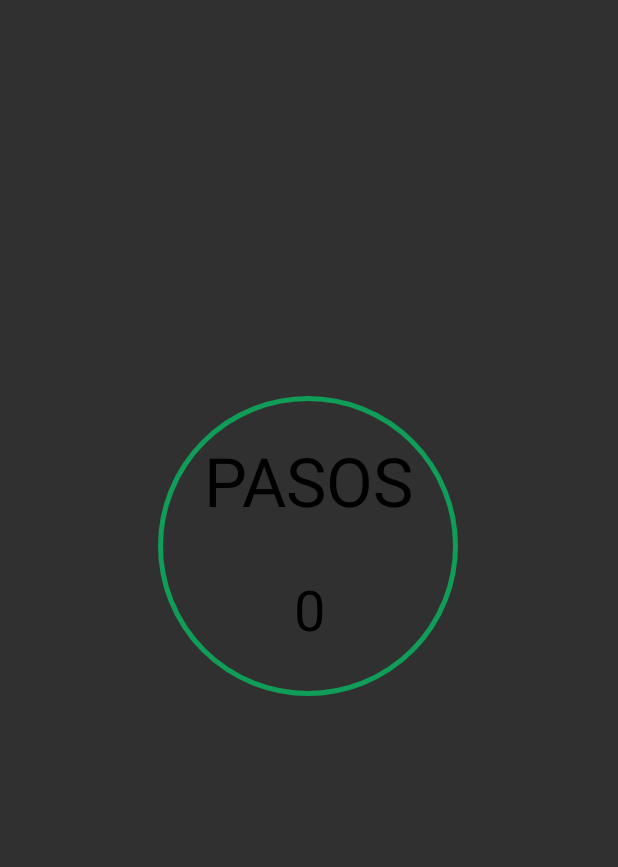
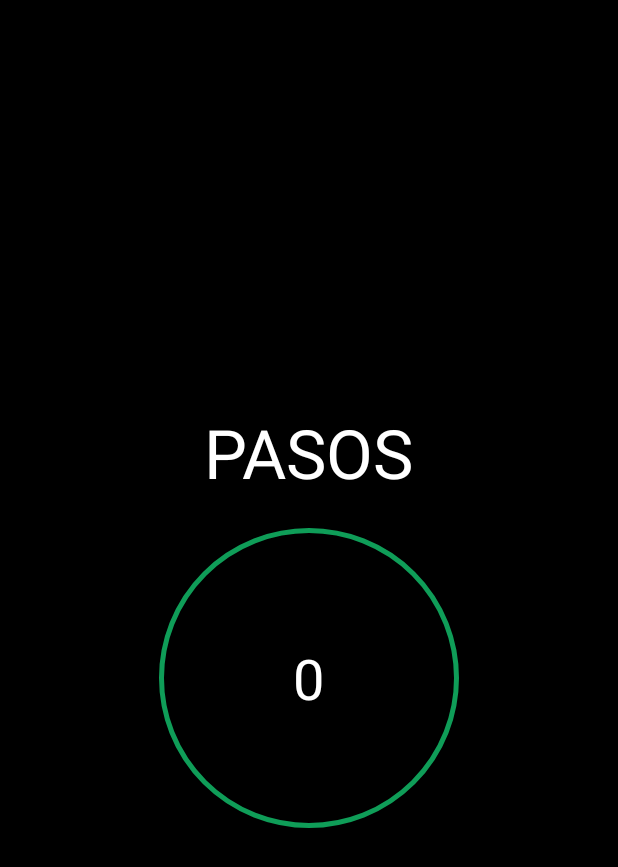
Before and after one commit to ikeer-gr/ProyectoMultiAppAndroid, an Android app: the layout activity_podometro.xml on its own in the app's theme, with its tools: preview values and no code run, on a phone screen of 412 x 824 dp. Shown: the top 867 px of the screen. Run offline under Robolectric (Android 15) with nearby library versions, the phone set to English and light mode, and no system bars.

Commit message:
Podometro funcionando

```diff
--- a/app/src/main/AndroidManifest.xml
+++ b/app/src/main/AndroidManifest.xml
@@ -10,7 +10,12 @@
 
     <uses-feature android:name="android.hardware.camera.flash" />
 
+    <uses-feature
+        android:name="android.hardware.sensor.accelerometer"
+        android:required="true" />
+
     <uses-permission android:name="android.permission.ACTIVITY_RECOGNITION" />
+
 
     <application
         android:allowBackup="true"
--- a/app/src/main/res/layout/activity_podometro.xml
+++ b/app/src/main/res/layout/activity_podometro.xml
@@ -1,50 +1,44 @@
-<?xml version="1.0" encoding="utf-8"?>
-<androidx.constraintlayout.widget.ConstraintLayout xmlns:android="http://schemas.android.com/apk/res/android"
-    xmlns:app="http://schemas.android.com/apk/res-auto"
+<LinearLayout xmlns:android="http://schemas.android.com/apk/res/android"
     xmlns:tools="http://schemas.android.com/tools"
     android:layout_width="match_parent"
     android:layout_height="match_parent"
-    tools:context=".MainActivity">
+    android:background="#000000"
+    android:gravity="center"
+    android:orientation="vertical"
+    tools:context=".Podometro">
 
-    <!--Text View for the "Steps" displayed-->
+    <!-- Título de la pantalla -->
+
+    <!-- Contenedor para la imagen decorativa y el contador (superposición) -->
     <TextView
         android:id="@+id/steps"
         android:layout_width="wrap_content"
         android:layout_height="wrap_content"
-        android:layout_marginStart="8dp"
-        android:layout_marginTop="290dp"
-        android:layout_marginEnd="8dp"
+        android:layout_marginBottom="20dp"
         android:text="PASOS"
-        android:textColor="@color/black"
-        android:textSize="45sp"
-        app:layout_constraintEnd_toEndOf="parent"
-        app:layout_constraintStart_toStartOf="parent"
-        app:layout_constraintTop_toTopOf="parent" />
+        android:textColor="@color/white"
+        android:textSize="45sp" />
 
-    <!--Text View for the step count-->
-    <TextView
-        android:id="@+id/tv_stepsTaken"
-        android:layout_width="wrap_content"
-        android:layout_height="wrap_content"
-        android:layout_marginStart="8dp"
-        android:layout_marginTop="30dp"
-        android:layout_marginEnd="8dp"
-        android:text="0"
-        android:textColor="@color/black"
-        android:textSize="37sp"
-        app:layout_constraintEnd_toEndOf="parent"
-        app:layout_constraintStart_toStartOf="parent"
-        app:layout_constraintTop_toBottomOf="@+id/steps" />
+    <FrameLayout
+        android:layout_width="200dp"
+        android:layout_height="200dp">
 
-    <!--Image View for the circle-->
-    <ImageView
-        android:layout_width="200dp"
-        android:layout_height="200dp"
-        android:layout_marginTop="264dp"
-        android:background="@drawable/circulo"
-        app:layout_constraintEnd_toEndOf="parent"
-        app:layout_constraintHorizontal_bias="0.497"
-        app:layout_constraintStart_toStartOf="parent"
-        app:layout_constraintTop_toTopOf="parent" />
+        <!-- Imagen decorativa (círculo) -->
+        <ImageView
+            android:id="@+id/imageView"
+            android:layout_width="match_parent"
+            android:layout_height="match_parent"
+            android:background="@drawable/circulo" />
 
-</androidx.constraintlayout.widget.ConstraintLayout>
+        <!-- Visualización del conteo de pasos sobre la imagen -->
+        <TextView
+            android:id="@+id/tv_stepsTaken"
+            android:layout_width="wrap_content"
+            android:layout_height="wrap_content"
+            android:layout_gravity="center"
+            android:text="0"
+            android:textColor="@color/white"
+            android:textSize="37sp" />
+    </FrameLayout>
+
+</LinearLayout>
```
Also changed, not shown: app/src/main/java/com/example/ikergomezrubio/Podometro.java (+62 -60 lines).
